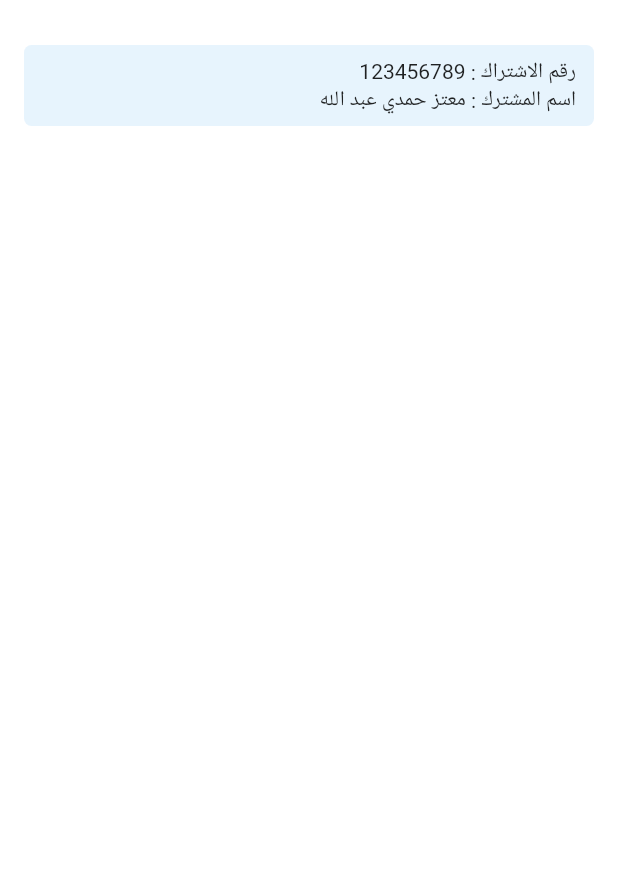
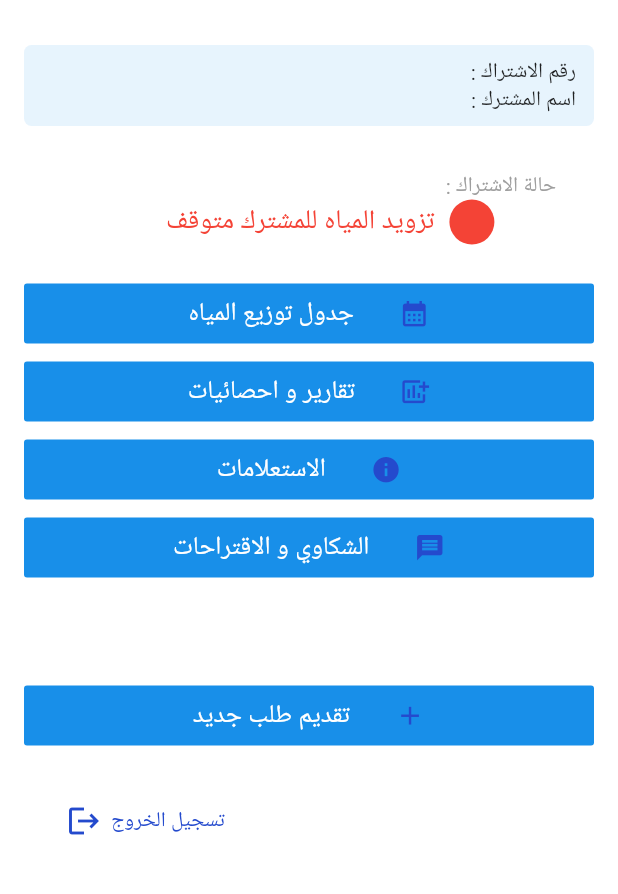
Before and after one commit to rabukhader/Water-Distribution, a Flutter app: the HomeScreen screen opened directly, on a phone screen of 412 x 824 dp, the part 108-1002 px from its top. Run offline on Flutter 3.47's test engine with Material 3 defaults, Android fonts, the phone set to English and light mode, and no system bars; our stand-ins replace another_flushbar, cloud_firestore, event_bus, firebase_auth, firebase_core, flutter_svg and 5 more; accounts and stored records are empty; Roboto replaces fonts that are missing (Poppins).

Commit message:
customer-home-page-daone

```diff
--- a/lib/model/user.dart
+++ b/lib/model/user.dart
@@ -1,3 +1,4 @@
+import 'package:flutter/material.dart';
 
 class User {
   User({
@@ -5,20 +6,32 @@ class User {
     required this.email,
     required this.password,
     required this.fullname,
+    this.registrationStatus,
   });
 
   final String id;
   String email;
   String password;
   String? fullname;
+  RegistrationStatus? registrationStatus;
 
+  bool get isCustomer => email.contains("customer");
 
+  UserType get type {
+    if (isCustomer) {
+      return UserType.customer;
+    } else {
+      return UserType.control;
+    }
+  }
 
   factory User.fromJson(Map<String, dynamic> json) => User(
-      id: json['id'],
-      email: json['email'],
-      password: json['password'],
-      fullname: json['fullname'],
+        id: json['id'],
+        email: json['email'],
+        password: json['password'],
+        fullname: json['fullname'],
+        registrationStatus:
+            registrationStatusFromFirestore(json['registrationStatus']),
       );
 
   Map<String, dynamic> toJson() => {
@@ -26,7 +39,47 @@ class User {
         'email': email,
         'password': password,
         'fullname': fullname,
+        'registrationStatus': registrationStatusToFirestore(registrationStatus),
       };
 }
 
+/// Enum for UserType
 enum UserType { customer, control }
+
+/// Enum for RegistrationStatus
+enum RegistrationStatus { stopped, running }
+
+/// Convert RegistrationStatus to a string for Firestore
+String? registrationStatusToFirestore(RegistrationStatus? status) {
+  if (status == null) return null;
+  return status.toString().split('.').last;
+}
+
+/// Convert a string from Firestore to RegistrationStatus
+RegistrationStatus? registrationStatusFromFirestore(String? status) {
+  if (status == null) return null;
+  return RegistrationStatus.values.firstWhere(
+    (e) => e.toString().split('.').last == status,
+    orElse: () => RegistrationStatus.stopped, // Default fallback
+  );
+}
+
+/// Get a descriptive string based on the RegistrationStatus
+String getRegistrationStatusDescription(RegistrationStatus status) {
+  switch (status) {
+    case RegistrationStatus.stopped:
+      return "تزويد المياه للمشترك متوقف";
+    case RegistrationStatus.running:
+      return "جاري تزويد المياه للمشترك";
+  }
+}
+
+/// Get a color based on the RegistrationStatus
+Color getRegistrationStatusColor(RegistrationStatus status) {
+  switch (status) {
+    case RegistrationStatus.stopped:
+      return Colors.red;
+    case RegistrationStatus.running:
+      return Colors.green;
+  }
+}
--- a/lib/services/firestore_service.dart
+++ b/lib/services/firestore_service.dart
@@ -15,7 +15,8 @@ class FirestoreService {
   Future addUser({required User user}) async {
     CollectionReference userCollectionRef = firestore.collection('user');
     await userCollectionRef.doc(user.id).set({
-      "fullname": user.fullname
+      "fullname": user.fullname,
+      "registrationStatus" : "running"
     });
   }
 }
--- /dev/null
+++ b/lib/ui/home/control_page/control_page_view.dart
@@ -0,0 +1,32 @@
+import 'package:flutter/material.dart';
+import 'package:provider/provider.dart';
+import 'package:water_distribution_management/ui/home/control_page/control_page_view_model.dart';
+import 'package:water_distribution_management/ui/home/widgets/identification_block.dart';
+
+class ControlPageView extends StatefulWidget {
+  const ControlPageView({super.key});
+
+  @override
+  State<ControlPageView> createState() => _ControlPageViewState();
+}
+
+class _ControlPageViewState extends State<ControlPageView> {
+  @override
+  Widget build(BuildContext context) {
+    return ChangeNotifierProvider(
+      create: (context) => ControlPageViewModel(),
+      builder: (context, snapshot) {
+        ControlPageViewModel provider = context.watch();
+
+        return const Column(
+          children: [
+            // Padding(
+            //   padding: EdgeInsets.symmetric(horizontal: 16.0),
+            //   child: IdentificationBlock(),
+            // ),
+          ],
+        );
+      },
+    );
+  }
+}
--- /dev/null
+++ b/lib/ui/home/control_page/control_page_view_model.dart
@@ -0,0 +1,5 @@
+import 'package:flutter/material.dart';
+
+class ControlPageViewModel extends ChangeNotifier {
+  ControlPageViewModel();
+}
--- /dev/null
+++ b/lib/ui/home/customer_page/customer_page_view.dart
@@ -0,0 +1,145 @@
+import 'package:flutter/material.dart';
+import 'package:get_it/get_it.dart';
+import 'package:provider/provider.dart';
+import 'package:water_distribution_management/model/user.dart';
+import 'package:water_distribution_management/services/auth_store.dart';
+import 'package:water_distribution_management/services/firebase_auth_service.dart';
+import 'package:water_distribution_management/ui/home/customer_page/customer_page_view_model.dart';
+import 'package:water_distribution_management/ui/home/model/home_page_buttons.dart';
+import 'package:water_distribution_management/ui/home/widgets/identification_block.dart';
+import 'package:water_distribution_management/ui/home/widgets/registration_status.dart';
+import 'package:water_distribution_management/ui/splash_screen/splash_screen.dart';
+import 'package:water_distribution_management/utils/buttons.dart';
+
+class CustomerPageView extends StatefulWidget {
+  const CustomerPageView({super.key});
+
+  @override
+  State<CustomerPageView> createState() => _CustomerPageViewState();
+}
+
+class _CustomerPageViewState extends State<CustomerPageView> {
+  @override
+  Widget build(BuildContext context) {
+    List<HomePageButtons> buttons = [
+      HomePageButtons(
+          title: "جدول توزيع المياه",
+          icon: const Icon(Icons.calendar_month),
+          onTap: () => print('onTap1')),
+      HomePageButtons(
+          title: "تقارير و احصائيات",
+          icon: const Icon(Icons.add_chart),
+          onTap: () => print('onTap2')),
+      HomePageButtons(
+          title: "الاستعلامات",
+          icon: const Icon(Icons.info),
+          onTap: () => print('onTap3')),
+      HomePageButtons(
+          title: "الشكاوي و الاقتراحات",
+          icon: const Icon(Icons.message),
+          onTap: () => print('onTap4')),
+    ];
+
+    return ChangeNotifierProvider(
+      create: (context) => CustomerPageViewModel(
+          authService: GetIt.I<FirebaseAuthService>(),
+          authStore: GetIt.I<AuthStore>()),
+      builder: (context, snapshot) {
+        CustomerPageViewModel provider = context.watch();
+
+        return Column(
+          children: [
+            Padding(
+              padding: const EdgeInsets.symmetric(horizontal: 16.0),
+              child: IdentificationBlock(
+                fullName: provider.user?.fullname ?? "غير متوفر",
+                userNumber:
+                    (provider.user?.email ?? "").split('@').first.trim(),
+              ),
+            ),
+            const SizedBox(
+              height: 30,
+            ),
+            RegistrationStatusWidget(
+              status: provider.user?.registrationStatus ??
+                  RegistrationStatus.stopped,
+            ),
+            const SizedBox(
+              height: 20,
+            ),
+            ...buttons.map((e) => Container(
+                  margin: const EdgeInsets.symmetric(
+                      vertical: 6.0, horizontal: 16.0),
+                  child: Row(
+                    children: [
+                      Expanded(
+                        child: QPrimaryButton.icon(
+                          label: e.title,
+                          icon: e.icon,
+                          onPressed: () => e.onTap,
+                          toRight: true,
+                          minSize: 40,
+                        ),
+                      ),
+                    ],
+                  ),
+                )),
+            const SizedBox(
+              height: 60,
+            ),
+            Container(
+              margin:
+                  const EdgeInsets.symmetric(vertical: 6.0, horizontal: 16.0),
+              child: Row(
+                children: [
+                  Expanded(
+                    child: QPrimaryButton.icon(
+                      label: "تقديم طلب جديد",
+                      icon: const Icon(Icons.add),
+                      onPressed: () => print('add'),
+                      toRight: true,
+                      minSize: 40,
+                    ),
+                  ),
+                ],
+              ),
+            ),
+            const SizedBox(
+              height: 20,
+            ),
+            Container(
+              padding: const EdgeInsets.only(left: 16),
+              child: Row(
+                mainAxisAlignment: MainAxisAlignment.end,
+                children: [
+                  TextButton(
+                    onPressed: () async {
+                      await provider.logOut();
+                      Navigator.pushAndRemoveUntil(
+                          context,
+                          MaterialPageRoute(
+                              builder: (context) => const SplashScreen()),
+                          (route) => false);
+                    },
+                    child: const Row(
+                      children: [
+                        Text('تسجيل الخروج'),
+                        SizedBox(
+                          width: 6,
+                        ),
+                        Icon(Icons.logout),
+                      ],
+                    ),
+                  ),
+                  const SizedBox(
+                    width: 20,
+                  )
+                ],
+              ),
+            )
+          ],
+        );
+      },
+    );
+  }
+}
--- /dev/null
+++ b/lib/ui/home/customer_page/customer_page_view_model.dart
@@ -0,0 +1,40 @@
+import 'package:flutter/material.dart';
+import 'package:water_distribution_management/model/user.dart';
+import 'package:water_distribution_management/services/auth_store.dart';
+import 'package:water_distribution_management/services/firebase_auth_service.dart';
+
+class CustomerPageViewModel extends ChangeNotifier {
+  User? user;
+  final AuthStore authStore;
+  final FirebaseAuthService authService;
+
+  bool _isLoading = false;
+
+  bool get isLoading => _isLoading;
+
+  CustomerPageViewModel({
+    required this.authStore,
+    required this.authService,
+  }) {
+    loadData();
+  }
+
+  loadData() async {
+    try {
+      _isLoading = true;
+      notifyListeners();
+      user = await authStore.getUser();
+      print(user?.toJson());
+    } catch (e) {
+      print(e);
+    } finally {
+      _isLoading = false;
+      notifyListeners();
+    }
+  }
+
+  Future logOut() async {
+    await authService.logout();
+    await authStore.logout();
+  }
+}
--- a/lib/ui/home/home_screen.dart
+++ b/lib/ui/home/home_screen.dart
@@ -1,7 +1,7 @@
 import 'package:flutter/material.dart';
 import 'package:water_distribution_management/model/user.dart';
-import 'package:water_distribution_management/ui/home/widgets/identification_block.dart';
-import 'package:water_distribution_management/ui/home/widgets/registration_status.dart';
+import 'package:water_distribution_management/ui/home/control_page/control_page_view.dart';
+import 'package:water_distribution_management/ui/home/customer_page/customer_page_view.dart';
 import 'package:water_distribution_management/ui/widgets/logo_block.dart';
 
 class HomeScreen extends StatelessWidget {
@@ -11,24 +11,19 @@ class HomeScreen extends StatelessWidget {
 
   @override
   Widget build(BuildContext context) {
-    return const Scaffold(
+    return  Scaffold(
       body: SingleChildScrollView(
         child: Padding(
-          padding: EdgeInsets.symmetric(vertical: 12.0),
+          padding: const EdgeInsets.symmetric(vertical: 12.0),
           child: Column(
             children: [
-              LogoBlock(
+              const LogoBlock(
                 isMinimized: true,
               ),
-              SizedBox(
+              const SizedBox(
                 height: 30,
               ),
-              Padding(
-                padding: EdgeInsets.symmetric(horizontal: 16.0),
-                child: IdentificationBlock(),
-              ),
-              RegistrationStatus(),
-
+              userType == UserType.customer ? const CustomerPageView() : const ControlPageView(),
             ],
           ),
         ),
--- /dev/null
+++ b/lib/ui/home/model/home_page_buttons.dart
@@ -0,0 +1,9 @@
+import 'package:flutter/material.dart';
+
+class HomePageButtons {
+  final String title;
+  final Icon icon;
+  final Function onTap;
+
+  HomePageButtons({required this.title, required this.icon, required this.onTap});
+}
--- a/lib/ui/home/widgets/identification_block.dart
+++ b/lib/ui/home/widgets/identification_block.dart
@@ -2,7 +2,10 @@ import 'package:flutter/material.dart';
 import 'package:water_distribution_management/utils/colors.dart';
 
 class IdentificationBlock extends StatelessWidget {
-  const IdentificationBlock({super.key});
+  final String fullName;
+  final String userNumber;
+  const IdentificationBlock(
+      {super.key, required this.fullName, required this.userNumber});
 
   @override
   Widget build(BuildContext context) {
@@ -11,13 +14,13 @@ class IdentificationBlock extends StatelessWidget {
       decoration: BoxDecoration(
           color: kPrimaryColor.withOpacity(0.1),
           borderRadius: const BorderRadius.all(Radius.circular(5))),
-      child: const Column(
+      child: Column(
         children: [
           Row(
-            children: [Text("رقم الاشتراك : "), Text("123456789")],
+            children: [const Text("رقم الاشتراك : "), Text(userNumber)],
           ),
           Row(
-            children: [Text("اسم المشترك : "), Text("معتز حمدي عبد الله")],
+            children: [const Text("اسم المشترك : "), Text(fullName)],
           ),
         ],
       ),
--- a/lib/ui/home/widgets/registration_status.dart
+++ b/lib/ui/home/widgets/registration_status.dart
@@ -1,14 +1,48 @@
 import 'package:flutter/material.dart';
+import 'package:water_distribution_management/model/user.dart';
 
-class RegistrationStatus extends StatelessWidget {
-  const RegistrationStatus({super.key});
+class RegistrationStatusWidget extends StatelessWidget {
+  final RegistrationStatus status;
+  const RegistrationStatusWidget({super.key, required this.status});
 
   @override
   Widget build(BuildContext context) {
-    return Column(
-      children: [
-
-      ],
-    );
+    return SizedBox(
+        width: double.infinity,
+        child: Column(
+          mainAxisSize: MainAxisSize.min,
+          children: [
+            SizedBox(
+                width: MediaQuery.of(context).size.width * 0.8,
+                child: const Text(
+                  'حالة الاشتراك : ',
+                  style: TextStyle(color: Colors.grey, fontSize: 14),
+                )),
+            Container(
+                alignment: Alignment.center,
+                width: MediaQuery.of(context).size.width * 0.6,
+                child: Row(
+                  children: [
+                    Container(
+                      width: 30, // Diameter of the circle
+                      height: 30,
+                      decoration: BoxDecoration(
+                        color: getRegistrationStatusColor(
+                            status), // Color based on status
+                        shape: BoxShape.circle,
+                      ),
+                    ),
+                    const SizedBox(
+                        width: 10), // Space between the circle and the text
+                    Text(
+                      getRegistrationStatusDescription(status),
+                      style: TextStyle(
+                          color: getRegistrationStatusColor(status),
+                          fontSize: 18),
+                    )
+                  ],
+                )),
+          ],
+        ));
   }
 }
--- a/lib/ui/login_sign_up/login_sign_up_view_model.dart
+++ b/lib/ui/login_sign_up/login_sign_up_view_model.dart
@@ -1,5 +1,6 @@
 import 'package:flutter/material.dart';
 import 'package:firebase_auth/firebase_auth.dart';
+import 'package:water_distribution_management/model/user.dart';
 import 'package:water_distribution_management/services/auth_store.dart';
 import 'package:water_distribution_management/services/firebase_auth_service.dart';
 import 'package:water_distribution_management/services/firestore_service.dart';
@@ -94,6 +95,7 @@ class LoginSignupProvider extends ChangeNotifier {
         fullname: data['fullname'],
         id: id,
         email: email,
-        password: password,));
+        password: password,
+        registrationStatus: registrationStatusFromFirestore(data['registrationStatus'])));
   }
 }
--- a/lib/ui/splash_screen/splash_screen.dart
+++ b/lib/ui/splash_screen/splash_screen.dart
@@ -2,7 +2,6 @@ import 'package:flutter/material.dart';
 import 'package:get_it/get_it.dart';
 import 'package:water_distribution_management/model/user.dart';
 import 'package:water_distribution_management/services/auth_store.dart';
-import 'package:water_distribution_management/services/firestore_service.dart';
 import 'package:water_distribution_management/ui/home/home_screen.dart';
 import 'package:water_distribution_management/ui/login_sign_up/login_signup_screen.dart';
 import 'package:water_distribution_management/ui/widgets/logo_block.dart';
--- a/lib/utils/buttons.dart
+++ b/lib/utils/buttons.dart
@@ -4,8 +4,8 @@ import 'package:water_distribution_management/utils/colors.dart';
 import 'package:water_distribution_management/utils/fonts.dart';
 
 class QPrimaryButton extends StatelessWidget {
-  const QPrimaryButton({
-    super.key,
+  const QPrimaryButton(
+      {super.key,
       required this.label,
       this.onPressed,
       this.color = kButtonColor,
@@ -17,10 +17,11 @@ class QPrimaryButton extends StatelessWidget {
       this.loaderColor,
       this.enabled = true,
       this.padding = const EdgeInsets.symmetric(horizontal: 16),
-  }) : icon = null;
+      this.toRight = false})
+      : icon = null;
 
-  const QPrimaryButton.icon({
-    super.key,
+  const QPrimaryButton.icon(
+      {super.key,
       required this.label,
       this.onPressed,
       this.color = kButtonColor,
@@ -33,7 +34,7 @@ class QPrimaryButton extends StatelessWidget {
       this.enabled = true,
       this.padding = const EdgeInsets.symmetric(horizontal: 16),
       required this.icon,
-  });
+      this.toRight = false});
 
   final Color color;
 
@@ -59,6 +60,8 @@ class QPrimaryButton extends StatelessWidget {
 
   final FontWeight? fontWeight;
 
+  final bool toRight;
+
   @override
   Widget build(BuildContext context) {
     return CupertinoButton(
@@ -82,11 +85,15 @@ class QPrimaryButton extends StatelessWidget {
               child: icon != null
                   ? Row(
                       children: [
+                        toRight == true ? icon! : const SizedBox(),
+                        SizedBox(
+                          width: toRight == true ? 30 : 0,
+                        ),
                         text,
-                        const SizedBox(
-                          width: 30,
+                        SizedBox(
+                          width: toRight == false ? 30 : 0,
                         ),
-                        icon!,
+                        toRight == false ? icon! : const SizedBox(),
                       ],
                     )
                   : text,
```
Lines whose indentation alone changed are shown as unchanged.
